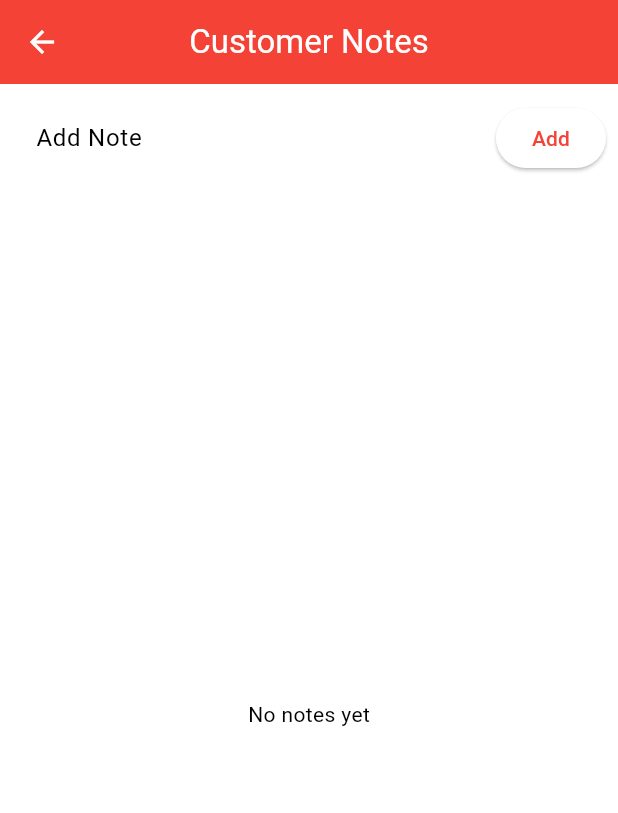
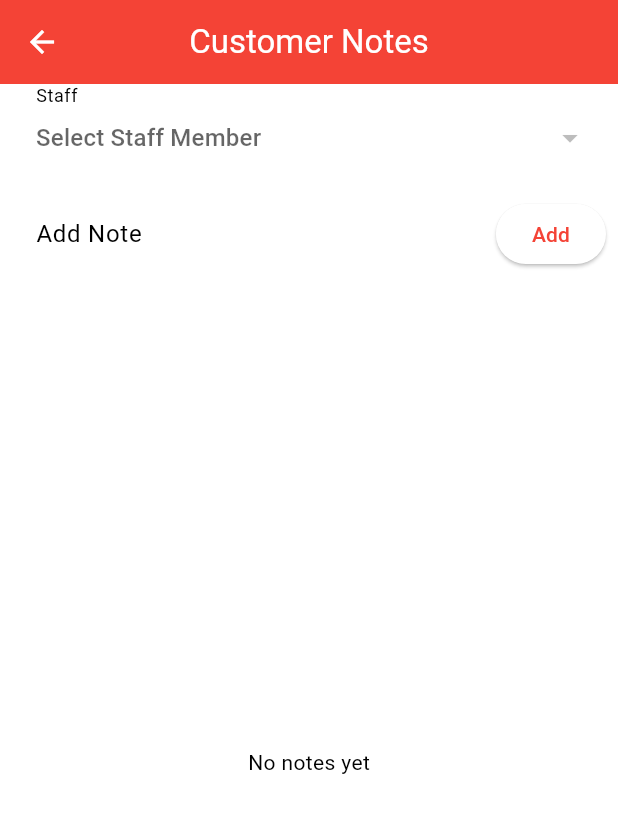
Before and after one commit to jamiejacksoncumbria/esentepebrisk, a Flutter app: the CustomerNotesScreen screen opened directly with empty values, after a tap on "Add", on a phone screen of 412 x 824 dp. Shown: the top 813 px of the screen. Run offline on Flutter 3.47's test engine with Material 3 defaults, Android fonts, the light colour scheme and no system bars; our stand-ins replace cloud_firestore, eva_icons_flutter, firebase_auth, firebase_core, firebase_storage, flutter_image_compress and 6 more; missing offline and left inert: dart:ffi, firebase_ui_auth; accounts and stored records are empty.

Commit message:
notes added with gpt

```diff
--- a/lib/main.dart
+++ b/lib/main.dart
@@ -1,5 +1,6 @@
 import 'package:Brisk_Auto_Rent_A_Car_And_Garage/print_label_screen/print_ticket_screen.dart';
 import 'package:Brisk_Auto_Rent_A_Car_And_Garage/screens/customer_search_screen.dart';
+import 'package:Brisk_Auto_Rent_A_Car_And_Garage/settings/settings_screen.dart';
 import 'package:Brisk_Auto_Rent_A_Car_And_Garage/transfers_screens/accommodation_to_airport.dart';
 import 'package:Brisk_Auto_Rent_A_Car_And_Garage/transfers_screens/airport_to_accommodation.dart';
 import 'package:Brisk_Auto_Rent_A_Car_And_Garage/transfers_screens/other_transfer.dart';
@@ -99,6 +100,7 @@ class Login extends StatelessWidget {
         '/customer_form': (context) => const CustomerSearchScreen(),
         '/print_label': (context) => const PrintLabelScreen(),
         '/car_video': (context) => const CarVideoScreen(),
+        '/settings_screen': (context) => SettingsScreen(),
 
       },
     );
--- a/lib/models/note_model.dart
+++ b/lib/models/note_model.dart
@@ -4,38 +4,49 @@ class NoteModel {
   final String id;
   final String text;
   final Timestamp createdAt;
+  final String staffId;
+  final String staffName;
 
   NoteModel({
     required this.id,
     required this.text,
     required this.createdAt,
+    required this.staffId,
+    required this.staffName,
   });
+
+  factory NoteModel.fromMap(Map<String, dynamic> map, String id) {
+    return NoteModel(
+      id: id,
+      text: map['text'] ?? '',
+      createdAt: map['createdAt'] ?? Timestamp.now(),
+      staffId: map['staffId'] ?? '',
+      staffName: map['staffName'] ?? '',
+    );
+  }
 
   Map<String, dynamic> toMap() {
     return {
-      'id': id,
       'text': text,
       'createdAt': createdAt,
+      'staffId': staffId,
+      'staffName': staffName,
     };
-  }
-
-  factory NoteModel.fromMap(Map<String, dynamic> map, String id) {
-    return NoteModel(
-      id: map['id'] as String,
-      text: map['text'] as String,
-      createdAt: map['createdAt'] as Timestamp,
-    );
   }
 
   NoteModel copyWith({
     String? id,
     String? text,
     Timestamp? createdAt,
+    String? staffId,
+    String? staffName,
   }) {
     return NoteModel(
       id: id ?? this.id,
       text: text ?? this.text,
       createdAt: createdAt ?? this.createdAt,
+      staffId: staffId ?? this.staffId,
+      staffName: staffName ?? this.staffName,
     );
   }
 }
--- /dev/null
+++ b/lib/models/staff_model.dart
@@ -0,0 +1,30 @@
+class Staff {
+  final String id;
+  final String name;
+  final String lastName;
+  final String phone;
+  final String email;
+
+  Staff({
+    required this.id,
+    required this.name,
+    required this.lastName,
+    required this.phone,
+    required this.email,
+  });
+
+  factory Staff.fromFirestore(Map<String, dynamic> json, String id) => Staff(
+    id: id,
+    name: json['name'] as String,
+    lastName: json['lastName'] as String,
+    phone: json['phone'] as String,
+    email: json['email'] as String,
+  );
+
+  Map<String, dynamic> toJson() => {
+    'name': name,
+    'lastName': lastName,
+    'phone': phone,
+    'email': email,
+  };
+}
--- a/lib/screens/customer_notes_screen.dart
+++ b/lib/note_screen/customer_notes_screen.dart
@@ -1,26 +1,33 @@
 import 'package:flutter/material.dart';
+import 'package:intl/intl.dart';
+import 'package:flutter_riverpod/flutter_riverpod.dart';
 import '../models/note_model.dart';
+import '../models/staff_model.dart';
+
+import '../providers/staff_notifer.dart';
 import '../repositories/customer_repository.dart';
 
-class CustomerNotesScreen extends StatefulWidget {
+class CustomerNotesScreen extends ConsumerStatefulWidget {
   final String customerId;
   final VoidCallback? onNotesUpdated;
 
   const CustomerNotesScreen({
-    Key? key,
+    super.key,
     required this.customerId,
-    this.onNotesUpdated, required Future<void> Function() onUpdate,
-  }) : super(key: key);
+    this.onNotesUpdated,
+    required Future<void> Function() onUpdate,
+  });
 
   @override
-  State<CustomerNotesScreen> createState() => _CustomerNotesScreenState();
+  ConsumerState<CustomerNotesScreen> createState() =>
+      _CustomerNotesScreenState();
 }
 
-class _CustomerNotesScreenState extends State<CustomerNotesScreen> {
+class _CustomerNotesScreenState extends ConsumerState<CustomerNotesScreen> {
   final CustomerRepository _repository = CustomerRepository();
-
   final TextEditingController _noteController = TextEditingController();
   List<NoteModel> _notes = [];
+  Staff? _selectedStaff;
   bool _loading = false;
 
   @override
@@ -38,9 +45,7 @@ class _CustomerNotesScreenState extends State<CustomerNotesScreen> {
       setState(() {
         _notes = notes;
       });
-    } catch (e) {
-      // handle error if needed
-    }
+    } catch (_) {}
     setState(() {
       _loading = false;
     });
@@ -48,9 +53,14 @@ class _CustomerNotesScreenState extends State<CustomerNotesScreen> {
 
   Future<void> _addNote() async {
     final text = _noteController.text.trim();
-    if (text.isEmpty) return;
+    if (text.isEmpty || _selectedStaff == null) return;
 
-    await _repository.addNote(widget.customerId, text);
+    await _repository.addNoteWithStaff(
+      widget.customerId,
+      text,
+      _selectedStaff!.id,
+      '${_selectedStaff!.name} ${_selectedStaff!.lastName}',
+    );
     _noteController.clear();
     await _fetchNotes();
     widget.onNotesUpdated?.call();
@@ -69,15 +79,10 @@ class _CustomerNotesScreenState extends State<CustomerNotesScreen> {
           decoration: const InputDecoration(hintText: 'Enter note text'),
         ),
         actions: [
-          TextButton(
-            onPressed: () => Navigator.pop(context, null),
-            child: const Text('Cancel'),
-          ),
+          TextButton(onPressed: () => Navigator.pop(context), child: const Text('Cancel')),
           ElevatedButton(
-            onPressed: () {
-              final newText = controller.text.trim();
-              Navigator.pop(context, newText.isEmpty ? null : newText);
-            },
+            onPressed: () => Navigator.pop(
+                context, controller.text.trim().isEmpty ? null : controller.text.trim()),
             child: const Text('Save'),
           ),
         ],
@@ -99,10 +104,7 @@ class _CustomerNotesScreenState extends State<CustomerNotesScreen> {
         title: const Text('Delete Note'),
         content: const Text('Are you sure you want to delete this note?'),
         actions: [
-          TextButton(
-            onPressed: () => Navigator.pop(context, false),
-            child: const Text('Cancel'),
-          ),
+          TextButton(onPressed: () => Navigator.pop(context, false), child: const Text('Cancel')),
           ElevatedButton(
             onPressed: () => Navigator.pop(context, true),
             child: const Text('Delete'),
@@ -118,17 +120,66 @@ class _CustomerNotesScreenState extends State<CustomerNotesScreen> {
     }
   }
 
+  String formatDateWithOrdinal(DateTime date) {
+    final day = date.day;
+    String suffix;
+    if (day >= 11 && day <= 13) {
+      suffix = 'th';
+    } else {
+      switch (day % 10) {
+        case 1:
+          suffix = 'st';
+          break;
+        case 2:
+          suffix = 'nd';
+          break;
+        case 3:
+          suffix = 'rd';
+          break;
+        default:
+          suffix = 'th';
+      }
+    }
+    final formattedDay = DateFormat('EEEE d').format(date);
+    final formattedRest = DateFormat('MMMM y').format(date);
+    return '$formattedDay$suffix $formattedRest';
+  }
+
   @override
   Widget build(BuildContext context) {
+    final staffAsync = ref.watch(staffListProvider);
+
     return Scaffold(
-      appBar: AppBar(
-        title: const Text('Customer Notes'),
-      ),
+      appBar: AppBar(title: const Text('Customer Notes')),
       body: Column(
         children: [
           Padding(
             padding: const EdgeInsets.all(8),
-            child: Row(
+            child: Column(
+              crossAxisAlignment: CrossAxisAlignment.start,
+              children: [
+                staffAsync.when(
+                  data: (staffList) => DropdownButtonFormField<Staff>(
+                    value: _selectedStaff,
+                    hint: const Text('Select Staff Member'),
+                    isExpanded: true,
+                    items: staffList.map((s) {
+                      return DropdownMenuItem(
+                        value: s,
+                        child: Text('${s.name} ${s.lastName}'),
+                      );
+                    }).toList(),
+                    onChanged: (s) => setState(() => _selectedStaff = s),
+                    decoration: const InputDecoration(
+                      border: OutlineInputBorder(),
+                      labelText: 'Staff',
+                    ),
+                  ),
+                  loading: () => const CircularProgressIndicator(),
+                  error: (e, _) => Text('Error loading staff: $e'),
+                ),
+                const SizedBox(height: 8),
+                Row(
                   children: [
                     Expanded(
                       child: TextField(
@@ -142,9 +193,8 @@ class _CustomerNotesScreenState extends State<CustomerNotesScreen> {
                       ),
                     ),
                     const SizedBox(width: 8),
-                ElevatedButton(
-                  onPressed: _addNote,
-                  child: const Text('Add'),
+                    ElevatedButton(onPressed: _addNote, child: const Text('Add')),
+                  ],
                 ),
               ],
             ),
@@ -162,7 +212,7 @@ class _CustomerNotesScreenState extends State<CustomerNotesScreen> {
                 return ListTile(
                   title: Text(note.text),
                   subtitle: Text(
-                    note.createdAt.toDate().toLocal().toString(),
+                    '${formatDateWithOrdinal(note.createdAt.toDate().toLocal())} — ${note.staffName}',
                     style: const TextStyle(fontSize: 12),
                   ),
                   trailing: Row(
--- /dev/null
+++ b/lib/providers/staff_notifer.dart
@@ -0,0 +1,13 @@
+// 1: Repository provider
+import 'package:flutter_riverpod/flutter_riverpod.dart';
+
+import '../models/staff_model.dart';
+import '../repositories/staff_repository.dart';
+
+final staffRepoProvider = Provider((ref) => StaffRepository());
+
+// 2: StreamProvider for the staff list
+final staffListProvider = StreamProvider<List<Staff>>((ref) {
+  final repo = ref.watch(staffRepoProvider);
+  return repo.streamStaff();
+});
--- /dev/null
+++ b/lib/repositories/staff_repository.dart
@@ -0,0 +1,18 @@
+import 'package:cloud_firestore/cloud_firestore.dart';
+import '../models/staff_model.dart';
+
+class StaffRepository {
+  final CollectionReference _col = FirebaseFirestore.instance.collection('staff');
+
+  Stream<List<Staff>> streamStaff() {
+    return _col.snapshots().map((snap) =>
+        snap.docs.map((doc) => Staff.fromFirestore(doc.data() as Map<String, dynamic>, doc.id)).toList()
+    );
+  }
+
+  Future<void> addStaff(Staff s) => _col.add(s.toJson());
+
+  Future<void> updateStaff(Staff s) => _col.doc(s.id).update(s.toJson());
+
+  Future<void> deleteStaff(String id) => _col.doc(id).delete();
+}
--- a/pubspec.yaml
+++ b/pubspec.yaml
@@ -25,6 +25,11 @@ dependencies:
   url_launcher: ^6.1.11
   font_awesome_flutter: ^10.7.0
   eva_icons_flutter: ^3.1.0
+  flutter_image_compress: ^2.1.0
+  path_provider: ^2.1.5
+  uuid: ^4.5.1
+  permission_handler: ^11.3.0
+
 
 dev_dependencies:
   flutter_test:
```
Also changed, not shown: lib/repositories/customer_repository.dart (+20 -0 lines), lib/screens/customer_form_screen.dart (+89 -6 lines), lib/screens/customer_search_screen.dart (+28 -26 lines), lib/settings/settings_screen.dart (added, +89 -0 lines), pubspec.lock, 5 other files. Lines whose indentation alone changed are shown as unchanged.
